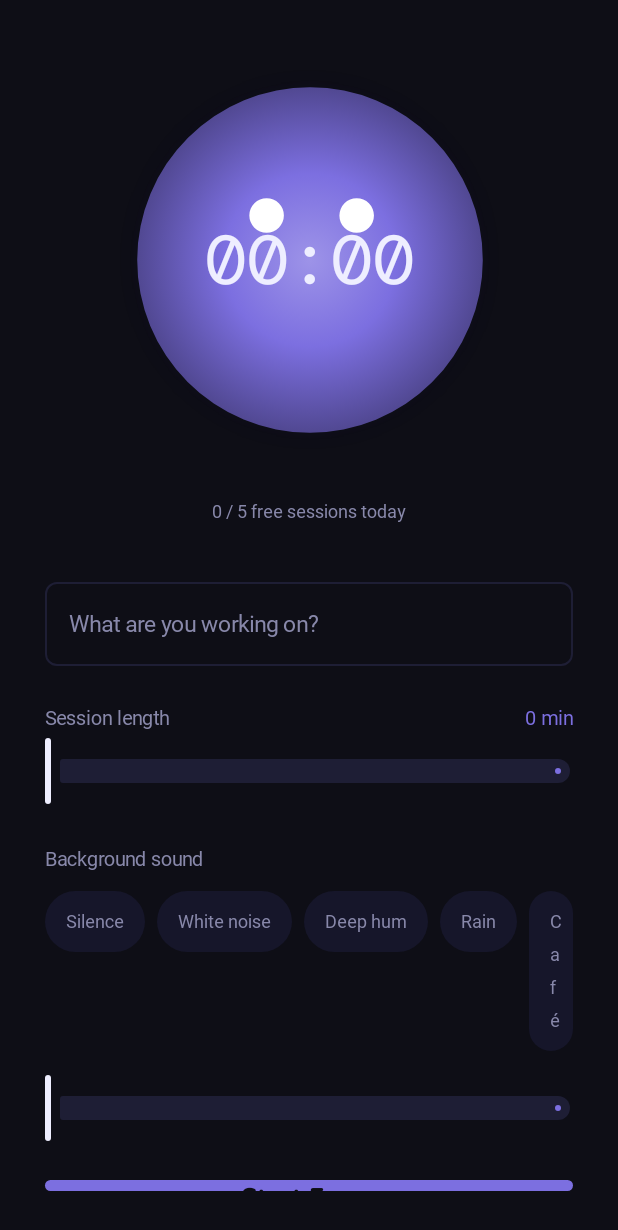
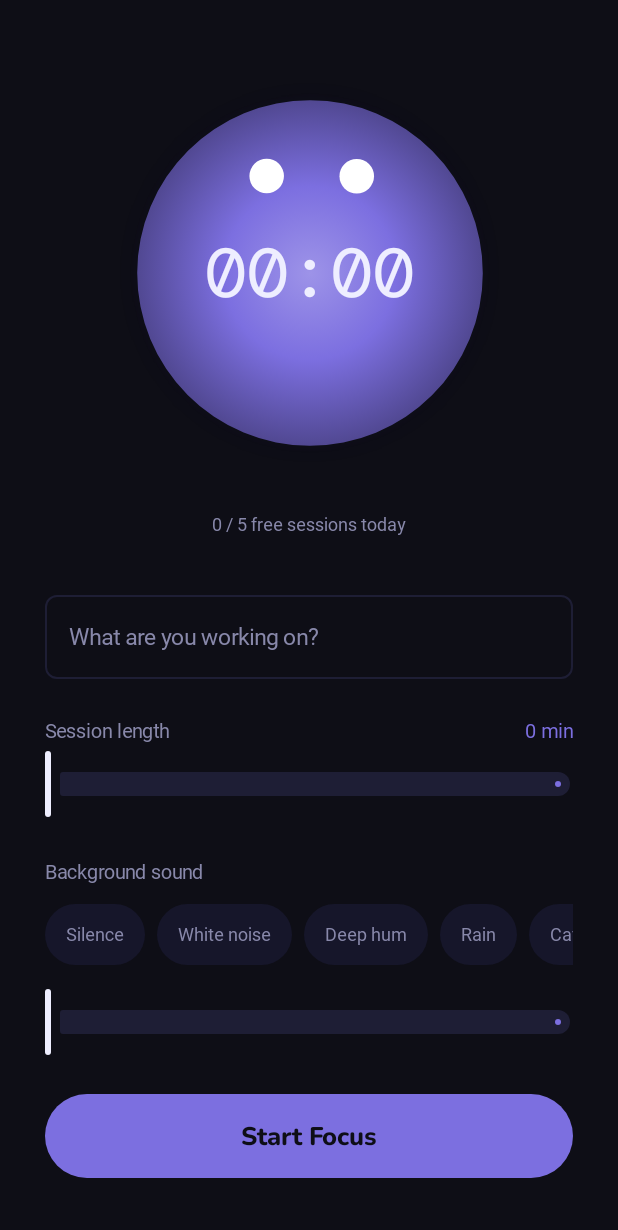
Before and after one commit to mihhridoy/FocusDrift, an Android app built with Jetpack Compose: the composable IdleContent called with empty values, on a phone screen of 412 x 824 dp. Shown: the top 1230 px of the screen. Run offline under Robolectric (Android 15) with nearby library versions, the phone set to English and light mode, and no system bars; Roboto replaces fonts that are not available here.

Commit message:
Fix Timer idle layout overflow, wrapped sound chip, and eye/text overlap
From on-device screenshot at 30-min duration:
- Idle column now scrolls; the added duration + sound pickers pushed
  the Start Focus button off-screen on shorter displays.
- Sound chips row scrolls horizontally with no-wrap labels; the fourth
  chip ("Rain") was getting squeezed until it wrapped mid-word into a
  stretched pill.
- Mascot eyes moved higher on the orb so they no longer sit on top of
  the centered countdown digits.

Co-Authored-By: Claude Fable 5 <noreply@anthropic.com>
Claude-Session: https://claude.ai/code/session_01BU1RfWrzhK5VTGsh9NZ5MQ

```diff
--- a/app/src/main/java/com/radonshadow/focusdrift/ui/components/FocusOrb.kt
+++ b/app/src/main/java/com/radonshadow/focusdrift/ui/components/FocusOrb.kt
@@ -188,10 +188,12 @@ fun FocusOrb(
             contentAlignment = Alignment.Center
         ) {
             if (faceVisible) {
+                // High enough that the eyes clear centered overlay content (e.g. the countdown
+                // digits on the Timer tab) instead of sitting on top of it.
                 Row(
                     modifier = Modifier
                         .align(Alignment.TopCenter)
-                        .padding(top = size * 0.32f)
+                        .padding(top = size * 0.17f)
                         .offset(x = eyeShift.dp),
                     horizontalArrangement = Arrangement.spacedBy(size * 0.16f)
                 ) {
--- a/app/src/main/java/com/radonshadow/focusdrift/ui/screens/timer/TimerScreen.kt
+++ b/app/src/main/java/com/radonshadow/focusdrift/ui/screens/timer/TimerScreen.kt
@@ -1,6 +1,9 @@
 package com.radonshadow.focusdrift.ui.screens.timer
 
 import androidx.compose.foundation.background
+import androidx.compose.foundation.horizontalScroll
+import androidx.compose.foundation.rememberScrollState
+import androidx.compose.foundation.verticalScroll
 import androidx.compose.foundation.layout.Arrangement
 import androidx.compose.foundation.layout.Box
 import androidx.compose.foundation.layout.Column
@@ -130,8 +133,13 @@ private fun IdleContent(
     freeSessionCapReached: Boolean,
     onGoPro: () -> Unit
 ) {
+    // Scrollable: with the duration picker and sound picker added, the full idle layout no
+    // longer fits shorter screens, which cut off the Start Focus button entirely.
     Column(
-        modifier = Modifier.fillMaxSize().padding(30.dp),
+        modifier = Modifier
+            .fillMaxSize()
+            .verticalScroll(rememberScrollState())
+            .padding(30.dp),
         horizontalAlignment = Alignment.CenterHorizontally,
         verticalArrangement = Arrangement.Center
     ) {
@@ -242,7 +250,12 @@ private fun FocusSoundPicker(
             fontSize = 13.sp,
             modifier = Modifier.padding(bottom = 10.dp)
         )
-        Row(horizontalArrangement = Arrangement.spacedBy(8.dp)) {
+        // Scrollable row: on narrow screens the four chips overflow the fixed width, and the
+        // last one got squeezed until its label wrapped mid-word ("Rai / n") in a stretched pill.
+        Row(
+            horizontalArrangement = Arrangement.spacedBy(8.dp),
+            modifier = Modifier.horizontalScroll(rememberScrollState())
+        ) {
             FocusSound.entries.forEach { sound ->
                 val selected = sound.id == selectedFocusSoundId
                 Box(
@@ -255,7 +268,9 @@ private fun FocusSoundPicker(
                         sound.label,
                         color = if (selected) Background else TextSecondary,
                         fontWeight = if (selected) FontWeight.Bold else FontWeight.SemiBold,
-                        fontSize = 12.sp
+                        fontSize = 12.sp,
+                        maxLines = 1,
+                        softWrap = false
                     )
                 }
             }
```
